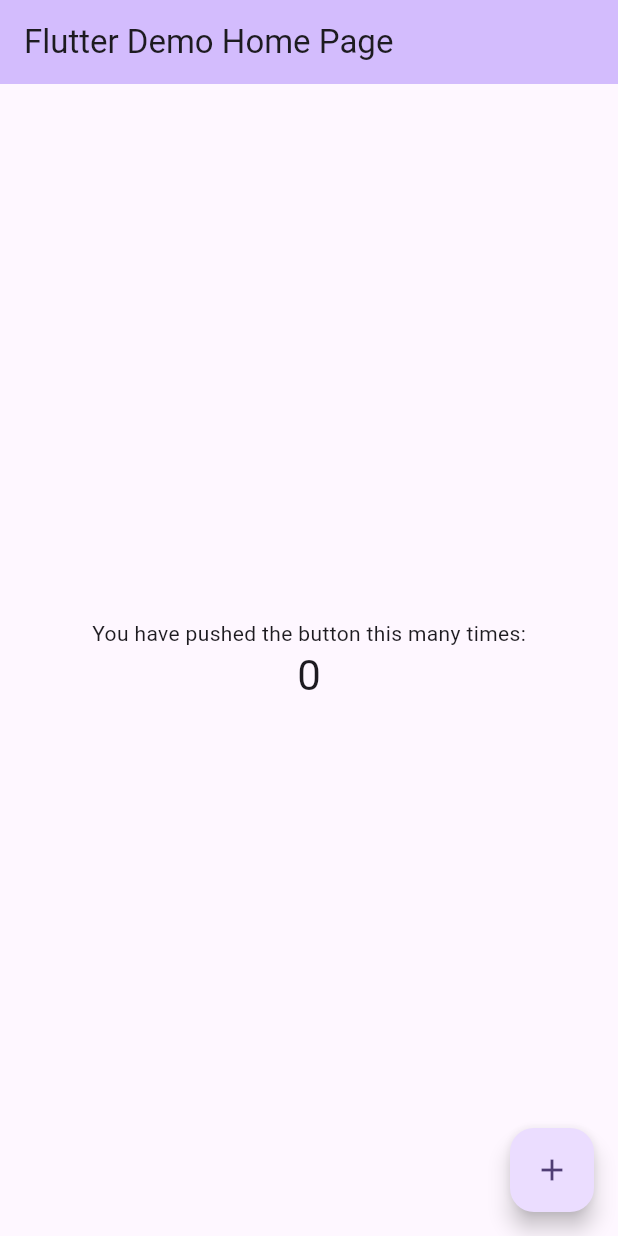
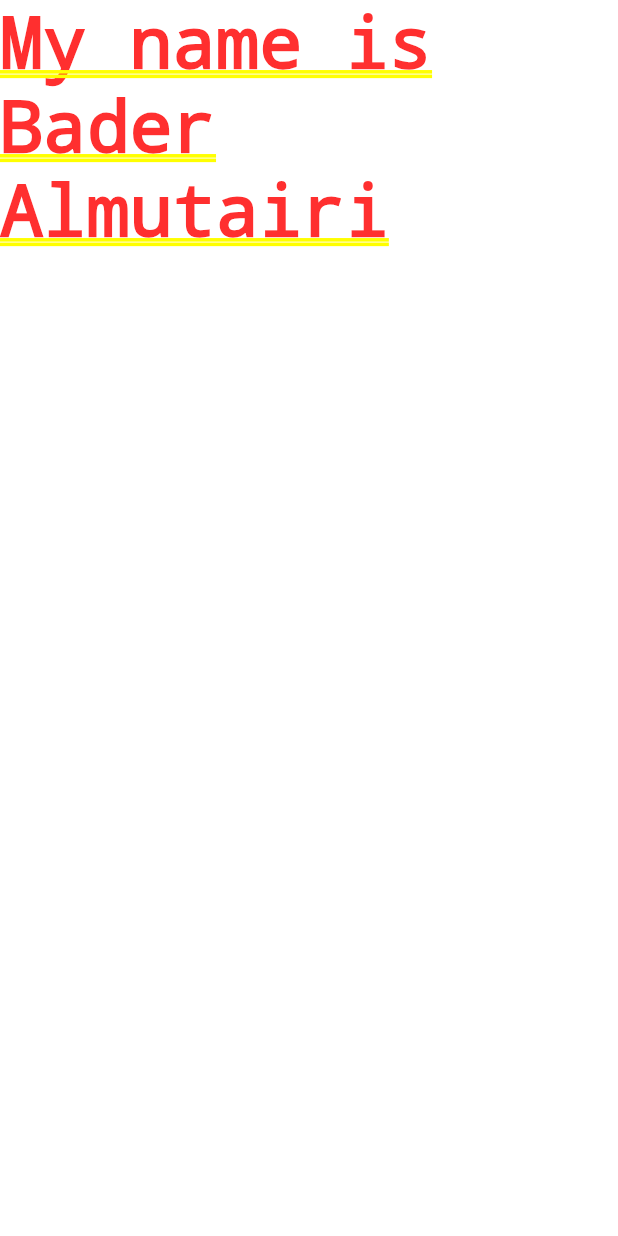
Before and after one commit to Baders-Account/swe463_demo1_202159390, a Flutter app: the screen it shows after launch, on a phone screen of 412 x 824 dp. Run offline on Flutter 3.47's test engine with Material 3 defaults, Android fonts, the phone set to English and light mode, and no system bars.

Commit message:
CheckPoint 1 Done

```diff
--- a/lib/main.dart
+++ b/lib/main.dart
@@ -1,122 +1,10 @@
-import 'package:flutter/material.dart';
+import "package:flutter/material.dart";
 
 void main() {
-  runApp(const MyApp());
+  runApp(
+    const MaterialApp(
+      home: Text('My name is Bader Almutairi'),
+    ),
+
+  );
 }
-
-class MyApp extends StatelessWidget {
-  const MyApp({super.key});
-
-  // This widget is the root of your application.
-  @override
-  Widget build(BuildContext context) {
-    return MaterialApp(
-      title: 'Flutter Demo',
-      theme: ThemeData(
-        // This is the theme of your application.
-        //
-        // TRY THIS: Try running your application with "flutter run". You'll see
-        // the application has a purple toolbar. Then, without quitting the app,
-        // try changing the seedColor in the colorScheme below to Colors.green
-        // and then invoke "hot reload" (save your changes or press the "hot
-        // reload" button in a Flutter-supported IDE, or press "r" if you used
-        // the command line to start the app).
-        //
-        // Notice that the counter didn't reset back to zero; the application
-        // state is not lost during the reload. To reset the state, use hot
-        // restart instead.
-        //
-        // This works for code too, not just values: Most code changes can be
-        // tested with just a hot reload.
-        colorScheme: .fromSeed(seedColor: Colors.deepPurple),
-      ),
-      home: const MyHomePage(title: 'Flutter Demo Home Page'),
-    );
-  }
-}
-
-class MyHomePage extends StatefulWidget {
-  const MyHomePage({super.key, required this.title});
-
-  // This widget is the home page of your application. It is stateful, meaning
-  // that it has a State object (defined below) that contains fields that affect
-  // how it looks.
-
-  // This class is the configuration for the state. It holds the values (in this
-  // case the title) provided by the parent (in this case the App widget) and
-  // used by the build method of the State. Fields in a Widget subclass are
-  // always marked "final".
-
-  final String title;
-
-  @override
-  State<MyHomePage> createState() => _MyHomePageState();
-}
-
-class _MyHomePageState extends State<MyHomePage> {
-  int _counter = 0;
-
-  void _incrementCounter() {
-    setState(() {
-      // This call to setState tells the Flutter framework that something has
-      // changed in this State, which causes it to rerun the build method below
-      // so that the display can reflect the updated values. If we changed
-      // _counter without calling setState(), then the build method would not be
-      // called again, and so nothing would appear to happen.
-      _counter++;
-    });
-  }
-
-  @override
-  Widget build(BuildContext context) {
-    // This method is rerun every time setState is called, for instance as done
-    // by the _incrementCounter method above.
-    //
-    // The Flutter framework has been optimized to make rerunning build methods
-    // fast, so that you can just rebuild anything that needs updating rather
-    // than having to individually change instances of widgets.
-    return Scaffold(
-      appBar: AppBar(
-        // TRY THIS: Try changing the color here to a specific color (to
-        // Colors.amber, perhaps?) and trigger a hot reload to see the AppBar
-        // change color while the other colors stay the same.
-        backgroundColor: Theme.of(context).colorScheme.inversePrimary,
-        // Here we take the value from the MyHomePage object that was created by
-        // the App.build method, and use it to set our appbar title.
-        title: Text(widget.title),
-      ),
-      body: Center(
-        // Center is a layout widget. It takes a single child and positions it
-        // in the middle of the parent.
-        child: Column(
-          // Column is also a layout widget. It takes a list of children and
-          // arranges them vertically. By default, it sizes itself to fit its
-          // children horizontally, and tries to be as tall as its parent.
-          //
-          // Column has various properties to control how it sizes itself and
-          // how it positions its children. Here we use mainAxisAlignment to
-          // center the children vertically; the main axis here is the vertical
-          // axis because Columns are vertical (the cross axis would be
-          // horizontal).
-          //
-          // TRY THIS: Invoke "debug painting" (choose the "Toggle Debug Paint"
-          // action in the IDE, or press "p" in the console), to see the
-          // wireframe for each widget.
-          mainAxisAlignment: .center,
-          children: [
-            const Text('You have pushed the button this many times:'),
-            Text(
-              '$_counter',
-              style: Theme.of(context).textTheme.headlineMedium,
-            ),
-          ],
-        ),
-      ),
-      floatingActionButton: FloatingActionButton(
-        onPressed: _incrementCounter,
-        tooltip: 'Increment',
-        child: const Icon(Icons.add),
-      ),
-    );
-  }
-}
```
